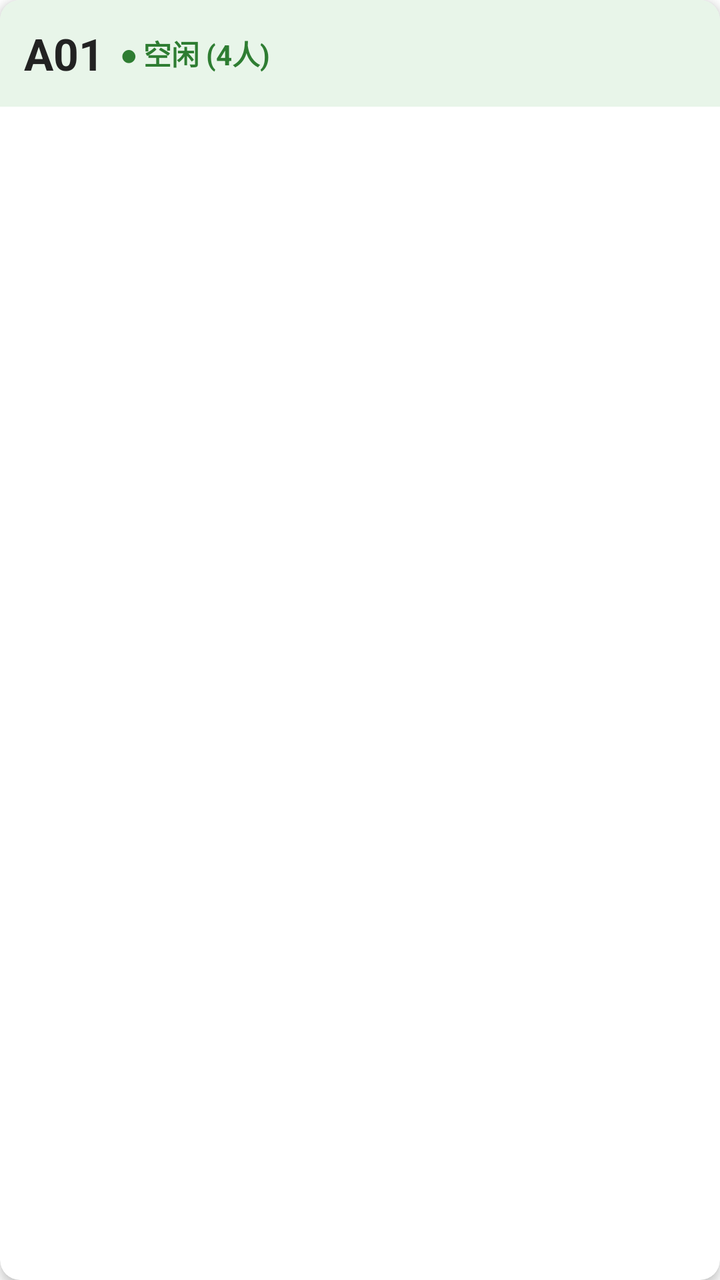
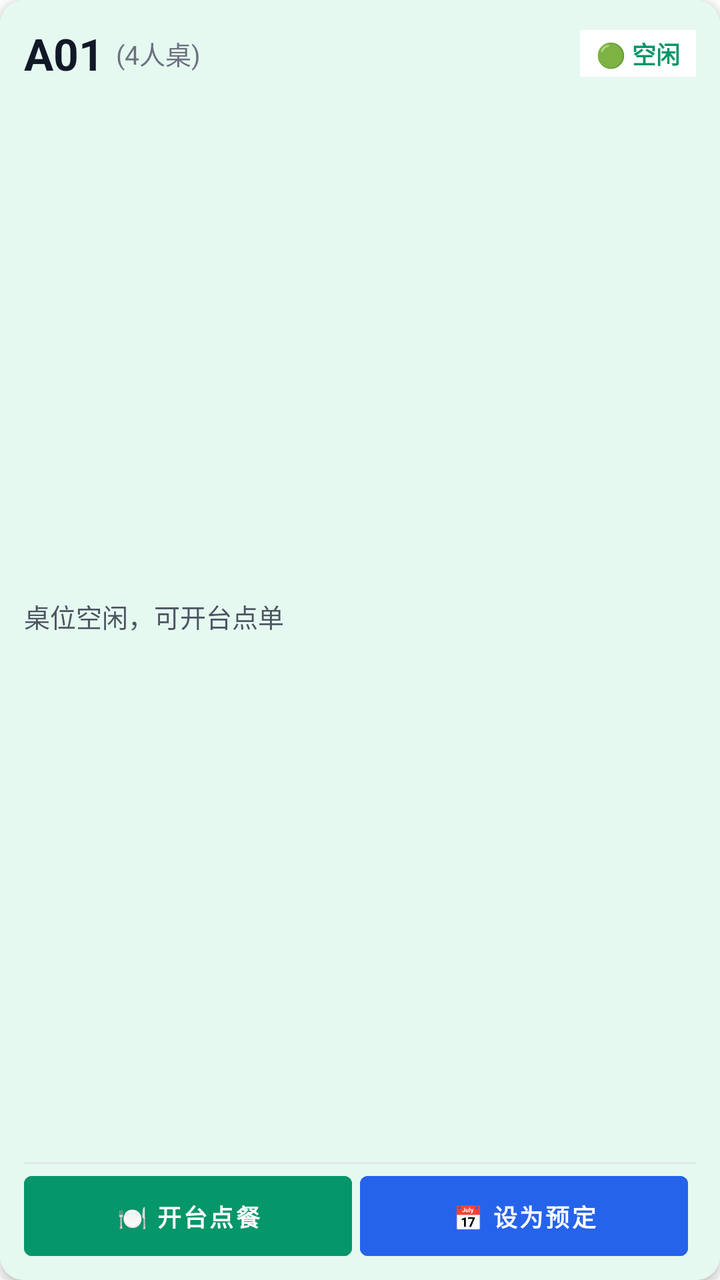

Two renders of the same Android screen: before a commit and after it. Below are the layout's source before the change and the commit's diff.
<!-- AndroidManifest.xml: application theme Theme.MeituanPosLite -->
<!-- res/layout/item_table_grid.xml -->
<?xml version="1.0" encoding="utf-8"?>
<androidx.cardview.widget.CardView xmlns:android="http://schemas.android.com/apk/res/android"
    xmlns:app="http://schemas.android.com/apk/res-auto"
    android:layout_width="match_parent"
    android:layout_height="wrap_content"
    android:layout_margin="8dp"
    app:cardCornerRadius="10dp"
    app:cardElevation="3dp">

    <LinearLayout
        android:id="@+id/layoutCardRoot"
        android:layout_width="match_parent"
        android:layout_height="wrap_content"
        android:orientation="vertical"
        android:padding="12dp"
        android:background="#E8F5E9">

        
        <LinearLayout
            android:layout_width="match_parent"
            android:layout_height="wrap_content"
            android:gravity="center_vertical"
            android:orientation="horizontal">

            <TextView
                android:id="@+id/tvTableName"
                android:layout_width="wrap_content"
                android:layout_height="wrap_content"
                android:text="A01"
                android:textSize="22sp"
                android:textStyle="bold"
                android:textColor="#222222"/>

            <TextView
                android:id="@+id/tvTableStatus"
                android:layout_width="0dp"
                android:layout_height="wrap_content"
                android:layout_weight="1"
                android:layout_marginStart="8dp"
                android:text="● 空闲 (4人)"
                android:textSize="14sp"
                android:textStyle="bold"
                android:textColor="#2E7D32"/>

            <TextView
                android:id="@+id/tvTableAmount"
                android:layout_width="wrap_content"
                android:layout_height="wrap_content"
                android:text="￥0.00"
                android:textSize="18sp"
                android:textStyle="bold"
                android:textColor="#E65100"
                android:visibility="gone"/>
        </LinearLayout>

        
        <View
            android:id="@+id/viewDivider"
            android:layout_width="match_parent"
            android:layout_height="1dp"
            android:layout_marginTop="10dp"
            android:layout_marginBottom="8dp"
            android:background="#DCE0E6"
            android:visibility="gone"/>

        
        <LinearLayout
            android:id="@+id/layoutActions"
            android:layout_width="match_parent"
            android:layout_height="wrap_content"
            android:orientation="horizontal"
            android:visibility="gone">

            
            <Button
                android:id="@+id/btnAction1"
                android:layout_width="0dp"
                android:layout_height="40dp"
                android:layout_weight="1"
                android:layout_marginEnd="4dp"
                android:text="开台点餐"
                android:textSize="13sp"
                android:textStyle="bold"
                android:textColor="#FFFFFF"
                android:backgroundTint="#2E7D32"
                android:insetTop="0dp"
                android:insetBottom="0dp"/>

            
            <Button
                android:id="@+id/btnAction2"
                android:layout_width="0dp"
                android:layout_height="40dp"
                android:layout_weight="1"
                android:layout_marginEnd="4dp"
                android:text="设为预定"
                android:textSize="13sp"
                android:textStyle="bold"
                android:textColor="#FFFFFF"
                android:backgroundTint="#1565C0"
                android:insetTop="0dp"
                android:insetBottom="0dp"/>

            
            <Button
                android:id="@+id/btnAction3"
                android:layout_width="wrap_content"
                android:layout_height="40dp"
                android:text="清台"
                android:textSize="13sp"
                android:textColor="#FFFFFF"
                android:backgroundTint="#FF3B30"
                android:insetTop="0dp"
                android:insetBottom="0dp"
                android:visibility="gone"/>
        </LinearLayout>
    </LinearLayout>
</androidx.cardview.widget.CardView>
<!-- resources referenced by this layout -->
<resources>
  <style name="Theme.MeituanPosLite" parent="Theme.MaterialComponents.Light.NoActionBar">
          <item name="colorPrimary">@color/meituan_yellow</item>
          <item name="colorSecondary">#333333</item>
          <item name="android:statusBarColor">#FFD100</item>
      </style>
  <color name="meituan_yellow">#FFC300</color>
</resources>

<!-- the commit's change to res/layout/item_table_grid.xml (unified diff, before → after) -->
@@ -2,18 +2,18 @@
 <androidx.cardview.widget.CardView xmlns:android="http://schemas.android.com/apk/res/android"
     xmlns:app="http://schemas.android.com/apk/res-auto"
     android:layout_width="match_parent"
-    android:layout_height="wrap_content"
+    android:layout_height="170dp"
     android:layout_margin="8dp"
-    app:cardCornerRadius="10dp"
+    app:cardCornerRadius="12dp"
     app:cardElevation="3dp">
 
     <LinearLayout
         android:id="@+id/layoutCardRoot"
         android:layout_width="match_parent"
-        android:layout_height="wrap_content"
+        android:layout_height="match_parent"
         android:orientation="vertical"
         android:padding="12dp"
-        android:background="#E8F5E9">
+        android:background="#E6F9F0">
 
         
         <LinearLayout
@@ -29,87 +29,113 @@
                 android:text="A01"
                 android:textSize="22sp"
                 android:textStyle="bold"
-                android:textColor="#222222"/>
+                android:textColor="#111827"/>
 
             <TextView
-                android:id="@+id/tvTableStatus"
+                android:id="@+id/tvTableCapacity"
+                android:layout_width="wrap_content"
+                android:layout_height="wrap_content"
+                android:layout_marginStart="6dp"
+                android:text="(4人桌)"
+                android:textSize="13sp"
+                android:textColor="#6B7280"/>
+
+            <View
                 android:layout_width="0dp"
+                android:layout_height="1dp"
+                android:layout_weight="1"/>
+
+            
+            <TextView
+                android:id="@+id/tvStatusBadge"
+                android:layout_width="wrap_content"
                 android:layout_height="wrap_content"
-                android:layout_weight="1"
-                android:layout_marginStart="8dp"
-                android:text="● 空闲 (4人)"
-                android:textSize="14sp"
+                android:paddingHorizontal="8dp"
+                android:paddingVertical="3dp"
+                android:text="🟢 空闲"
+                android:textSize="12sp"
                 android:textStyle="bold"
-                android:textColor="#2E7D32"/>
+                android:textColor="#059669"
+                android:background="#FFFFFF"/>
+        </LinearLayout>
+
+        
+        <LinearLayout
+            android:layout_width="match_parent"
+            android:layout_height="0dp"
+            android:layout_weight="1"
+            android:gravity="center_vertical"
+            android:orientation="vertical">
+
+            <TextView
+                android:id="@+id/tvTableInfo"
+                android:layout_width="wrap_content"
+                android:layout_height="wrap_content"
+                android:text="桌位空闲，可开台点单"
+                android:textSize="13sp"
+                android:textColor="#4B5563"/>
 
             <TextView
                 android:id="@+id/tvTableAmount"
                 android:layout_width="wrap_content"
                 android:layout_height="wrap_content"
+                android:layout_marginTop="2dp"
                 android:text="￥0.00"
-                android:textSize="18sp"
+                android:textSize="20sp"
                 android:textStyle="bold"
-                android:textColor="#E65100"
+                android:textColor="#D97706"
                 android:visibility="gone"/>
         </LinearLayout>
 
-        
         <View
-            android:id="@+id/viewDivider"
             android:layout_width="match_parent"
             android:layout_height="1dp"
-            android:layout_marginTop="10dp"
-            android:layout_marginBottom="8dp"
-            android:background="#DCE0E6"
-            android:visibility="gone"/>
+            android:background="#E5E7EB"
+            android:layout_marginVertical="6dp"/>
 
         
         <LinearLayout
-            android:id="@+id/layoutActions"
             android:layout_width="match_parent"
-            android:layout_height="wrap_content"
+            android:layout_height="40dp"
             android:orientation="horizontal"
-            android:visibility="gone">
+            android:gravity="center_vertical">
 
-            
             <Button
-                android:id="@+id/btnAction1"
+                android:id="@+id/btnCardAction1"
                 android:layout_width="0dp"
-                android:layout_height="40dp"
+                android:layout_height="match_parent"
                 android:layout_weight="1"
                 android:layout_marginEnd="4dp"
-                android:text="开台点餐"
-                android:textSize="13sp"
+                android:text="🍽 开台点餐"
+                android:textSize="12sp"
                 android:textStyle="bold"
                 android:textColor="#FFFFFF"
-                android:backgroundTint="#2E7D32"
+                android:backgroundTint="#059669"
                 android:insetTop="0dp"
                 android:insetBottom="0dp"/>
 
-            
             <Button
-                android:id="@+id/btnAction2"
+                android:id="@+id/btnCardAction2"
                 android:layout_width="0dp"
-                android:layout_height="40dp"
+                android:layout_height="match_parent"
                 android:layout_weight="1"
                 android:layout_marginEnd="4dp"
-                android:text="设为预定"
-                android:textSize="13sp"
+                android:text="📅 设为预定"
+                android:textSize="12sp"
                 android:textStyle="bold"
                 android:textColor="#FFFFFF"
-                android:backgroundTint="#1565C0"
+                android:backgroundTint="#2563EB"
                 android:insetTop="0dp"
                 android:insetBottom="0dp"/>
 
-            
             <Button
-                android:id="@+id/btnAction3"
+                android:id="@+id/btnCardAction3"
                 android:layout_width="wrap_content"
-                android:layout_height="40dp"
+                android:layout_height="match_parent"
                 android:text="清台"
-                android:textSize="13sp"
-                android:textColor="#FFFFFF"
-                android:backgroundTint="#FF3B30"
+                android:textSize="12sp"
+                android:textColor="#EF4444"
+                android:backgroundTint="#FEE2E2"
                 android:insetTop="0dp"
                 android:insetBottom="0dp"
                 android:visibility="gone"/>
